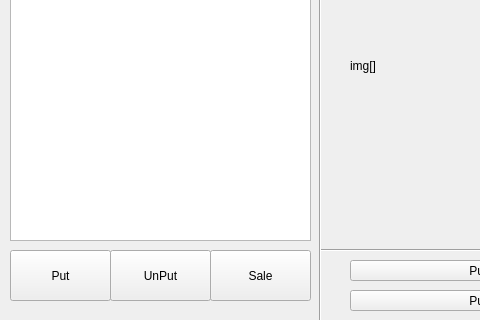
The window that mainwindow.ui (lol1pop/rgz_hmc_travel) describes before a commit, drawn with Qt 5; both pictures show x 0 to 480 and y 380 to 700 of the 670 by 700 pixel window.
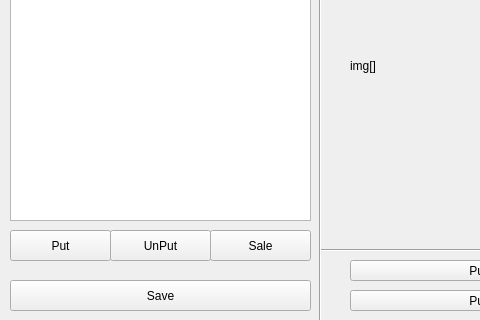
The same window after the commit.

Patch:
```diff
--- a/mainwindow.ui
+++ b/mainwindow.ui
@@ -118,9 +118,9 @@
     <property name="geometry">
      <rect>
       <x>10</x>
-      <y>630</y>
+      <y>610</y>
       <width>101</width>
-      <height>51</height>
+      <height>31</height>
      </rect>
     </property>
     <property name="text">
@@ -131,9 +131,9 @@
     <property name="geometry">
      <rect>
       <x>110</x>
-      <y>630</y>
+      <y>610</y>
       <width>101</width>
-      <height>51</height>
+      <height>31</height>
      </rect>
     </property>
     <property name="text">
@@ -144,9 +144,9 @@
     <property name="geometry">
      <rect>
       <x>210</x>
-      <y>630</y>
+      <y>610</y>
       <width>101</width>
-      <height>51</height>
+      <height>31</height>
      </rect>
     </property>
     <property name="text">
@@ -243,7 +243,7 @@
       <x>10</x>
       <y>300</y>
       <width>301</width>
-      <height>321</height>
+      <height>301</height>
      </rect>
     </property>
     <column>
@@ -278,6 +278,19 @@
      <string/>
     </property>
    </widget>
+   <widget class="QPushButton" name="saveBtn">
+    <property name="geometry">
+     <rect>
+      <x>10</x>
+      <y>660</y>
+      <width>301</width>
+      <height>31</height>
+     </rect>
+    </property>
+    <property name="text">
+     <string>Save</string>
+    </property>
+   </widget>
   </widget>
  </widget>
  <layoutdefault spacing="6" margin="11"/>
```
